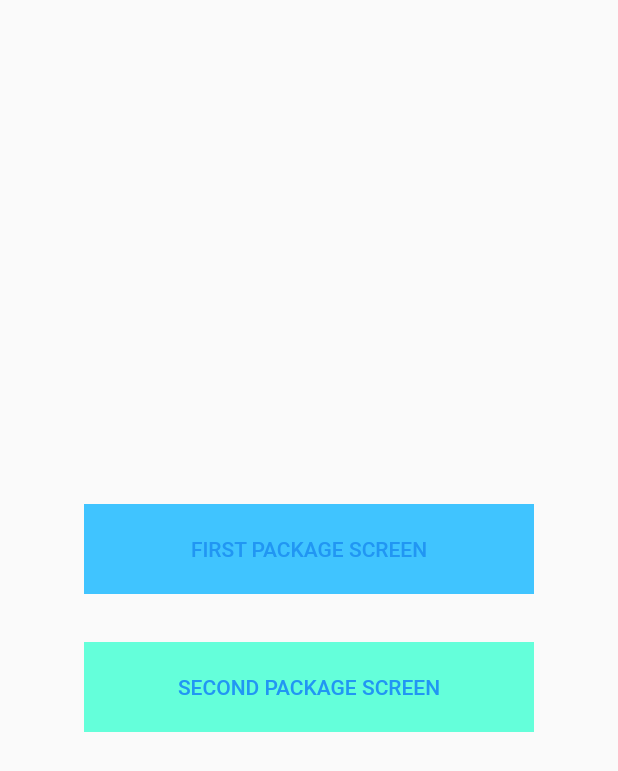
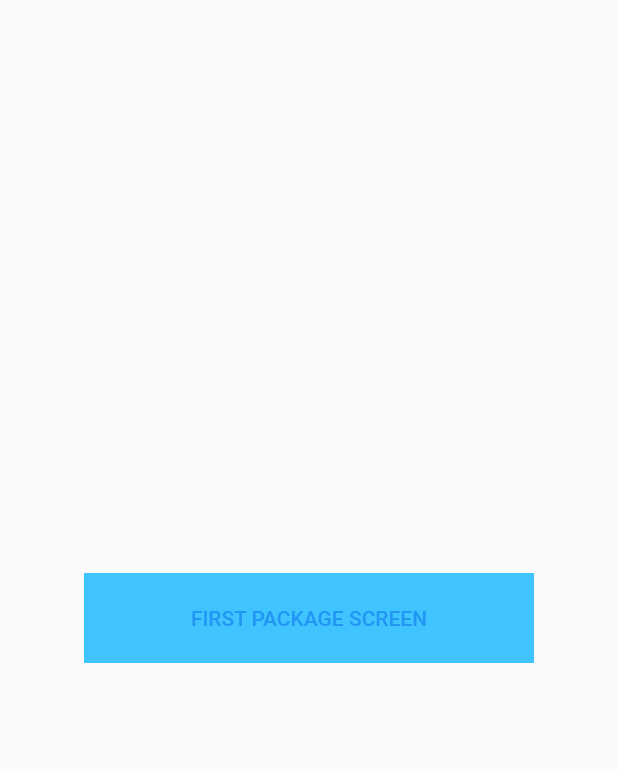
Before and after one commit to ravendi/flutter-module-test, a Flutter app: the screen it shows after launch, on a phone screen of 412 x 824 dp. Shown: the top 771 px of the screen. Run offline on Flutter 3.47's test engine with Material 2 defaults, Android fonts, the phone set to English and light mode, and no system bars; missing offline and left inert: flutter_package_test_1, flutter_package_test_2.

Commit message:
Add different entrypoints for each library

```diff
--- /dev/null
+++ b/lib/main_1.dart
@@ -0,0 +1,51 @@
+import 'package:flutter/material.dart';
+import 'package:flutter_package_test_1/flutter_package_test_1.dart';
+
+void main() => runApp(const MyApp());
+
+class MyApp extends StatelessWidget {
+  const MyApp({Key? key}) : super(key: key);
+
+  // This widget is the root of your application.
+  @override
+  Widget build(BuildContext context) {
+    return const MaterialApp(
+      title: 'Module demo',
+      home: Home(),
+    );
+  }
+}
+
+class Home extends StatelessWidget {
+  const Home({Key? key}) : super(key: key);
+
+  @override
+  Widget build(BuildContext context) {
+    return Scaffold(
+      body: Center(
+        child: Column(
+          mainAxisAlignment: MainAxisAlignment.center,
+          crossAxisAlignment: CrossAxisAlignment.center,
+          children: [
+            TextButton(
+              onPressed: () {
+                Navigator.push(
+                  context,
+                  MaterialPageRoute(
+                    builder: (_) => const FirstPackageWidget(),
+                  ),
+                );
+              },
+              child: Container(
+                width: 300,
+                height: 60,
+                color: Colors.lightBlueAccent,
+                child: const Center(child: Text('FIRST PACKAGE SCREEN')),
+              ),
+            ),
+          ],
+        ),
+      ),
+    );
+  }
+}
--- a/lib/main.dart
+++ b/lib/main_2.dart
@@ -1,5 +1,4 @@
 import 'package:flutter/material.dart';
-import 'package:flutter_package_test_1/flutter_package_test_1.dart';
 import 'package:flutter_package_test_2/flutter_package_test_2.dart';
 
 void main() => runApp(const MyApp());
@@ -33,23 +32,6 @@ class Home extends StatelessWidget {
                 Navigator.push(
                   context,
                   MaterialPageRoute(
-                    builder: (_) => const FirstPackageWidget(),
-                  ),
-                );
-              },
-              child: Container(
-                width: 300,
-                height: 60,
-                color: Colors.lightBlueAccent,
-                child: const Center(child: Text('FIRST PACKAGE SCREEN')),
-              ),
-            ),
-            const SizedBox(height: 16),
-            TextButton(
-              onPressed: () {
-                Navigator.push(
-                  context,
-                  MaterialPageRoute(
                     builder: (_) => const SecondPackageWidget(),
                   ),
                 );
```
Also changed, not shown: 3 other files.
